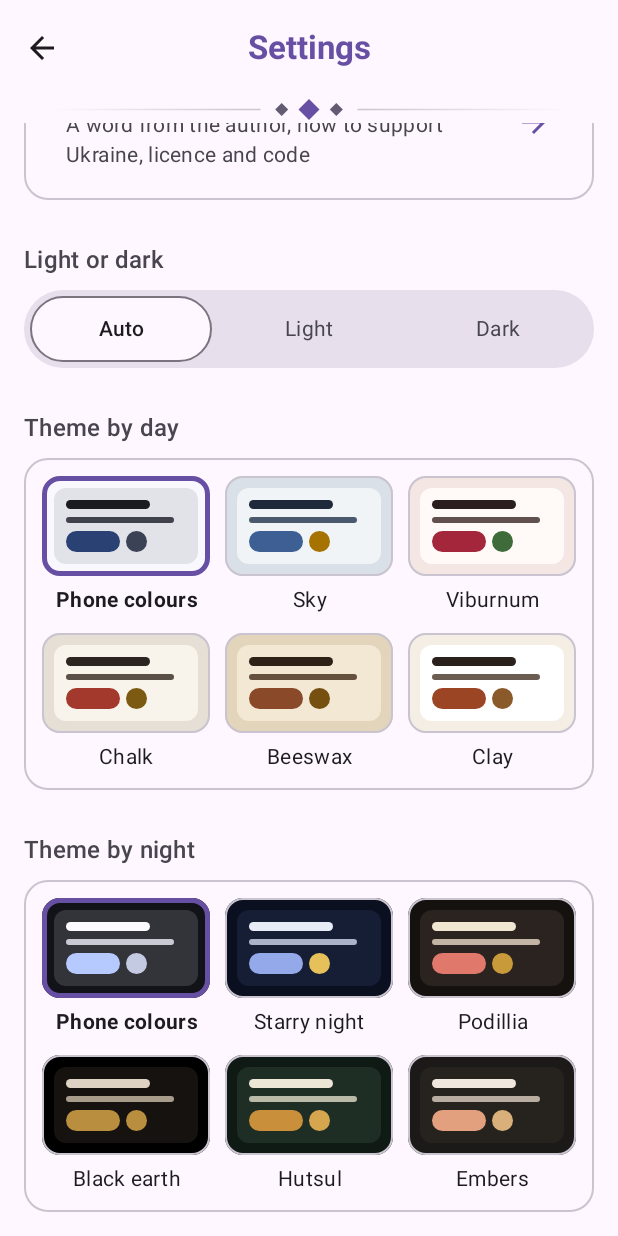
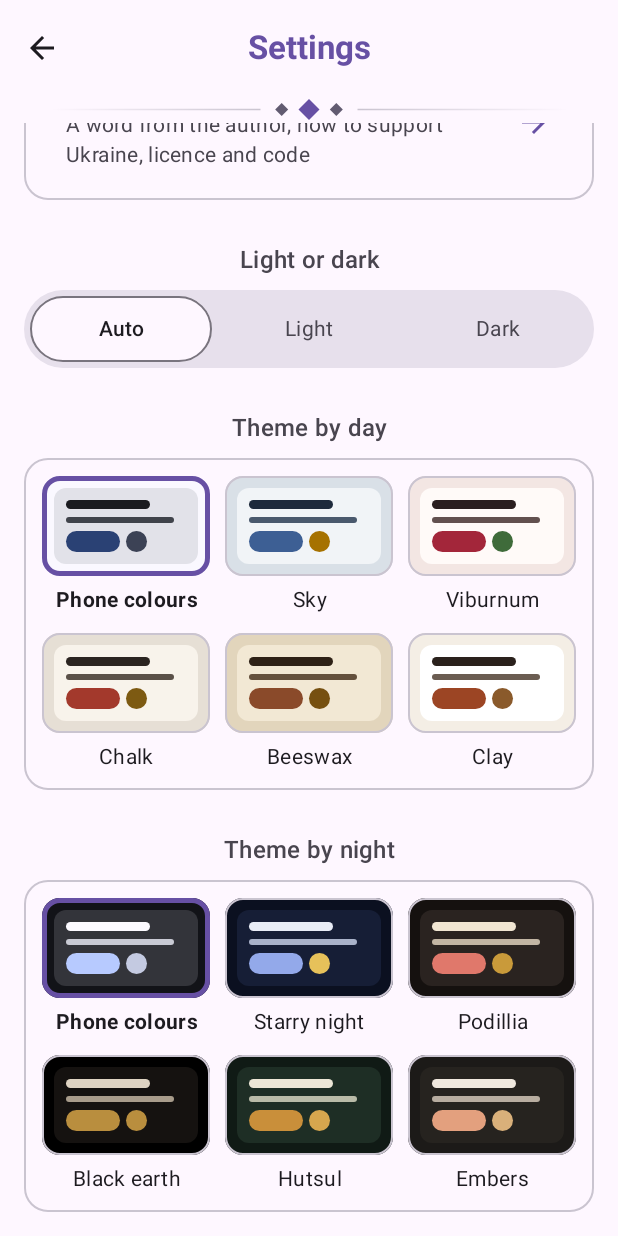
Before and after one commit to marybezuhla/komora, an Android app built with Jetpack Compose: the composable LookPage shown on its own in the app's theme, scrolled down 620 dp, on a phone screen of 412 x 824 dp. Run offline under Robolectric (Android 15) with nearby library versions, the phone set to English and light mode, and no system bars; network calls fail; pictures from the network do not load.

Commit message:
Komora 0.2.4: Settings titles in the middle
Co-Authored-By: Claude Opus 5.5 <noreply@anthropic.com>

```diff
--- a/app/src/main/java/ua/komora/ui/theme/LookScreen.kt
+++ b/app/src/main/java/ua/komora/ui/theme/LookScreen.kt
@@ -172,7 +172,9 @@ internal fun SectionTitle(text: String) {
         style = MaterialTheme.typography.titleMedium,
         fontWeight = FontWeight.SemiBold,
         color = MaterialTheme.colorScheme.onSurfaceVariant,
-        modifier = Modifier.padding(top = 4.dp).semantics { heading() },
+        // In the middle, like every other title in Komora
+        textAlign = androidx.compose.ui.text.style.TextAlign.Center,
+        modifier = Modifier.fillMaxWidth().padding(top = 4.dp).semantics { heading() },
     )
 }
 
```
Also changed, not shown: 1 other file.
